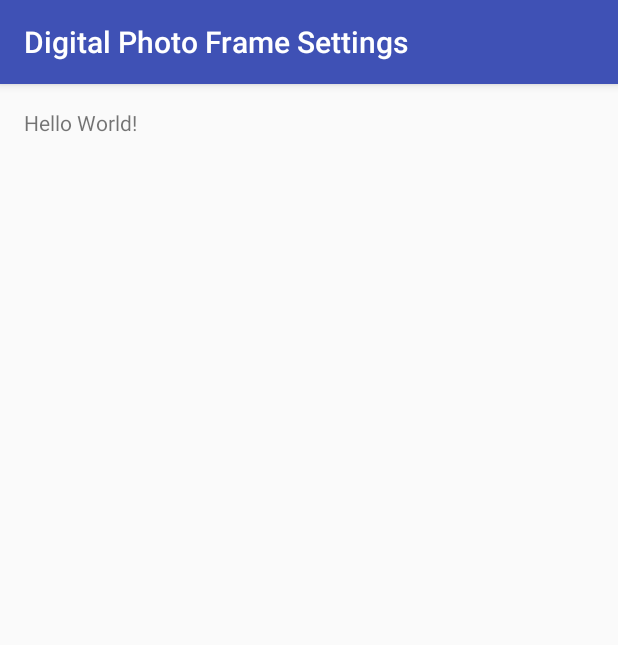
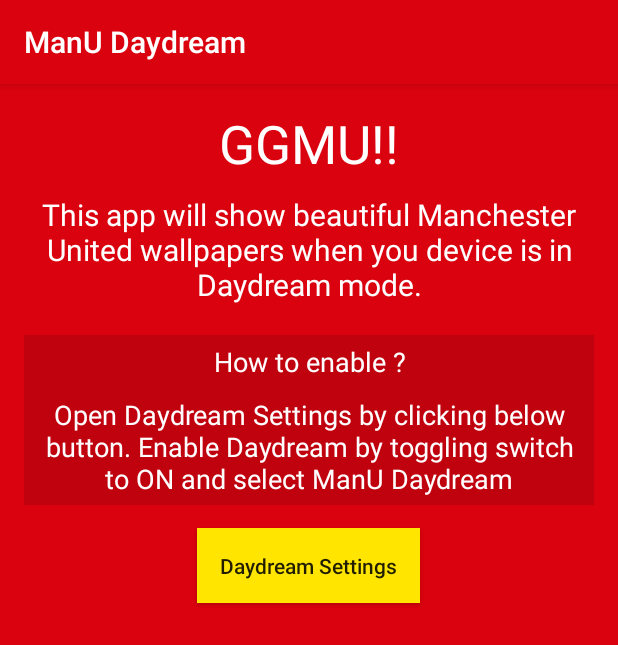
Before and after one commit to jplitza/ManchesterUnitedDaydream, an Android app: the screen it shows after launch (SettingsActivity), on a phone screen of 412 x 824 dp. Shown: the top 645 px of the screen. Run offline under Robolectric (Android 15) with nearby library versions, the phone set to English and light mode, and no system bars.

Commit message:
- tap to open daydream settings - basic ui - string,color changes

```diff
--- a/app/src/main/AndroidManifest.xml
+++ b/app/src/main/AndroidManifest.xml
@@ -34,12 +34,6 @@
                 <category android:name="android.intent.category.DEFAULT" />
             </intent-filter>
 
-
-            <!-- Point to additional information for this dream (optional) -->
-            <!--<meta-data
-                android:name="android.service.dream"
-                android:resource="@xml/photodaydream_settings" />
-               -->
         </service>
     </application>
 
--- a/app/src/main/java/com/rdevs/manchesteruniteddaydream/SettingsActivity.java
+++ b/app/src/main/java/com/rdevs/manchesteruniteddaydream/SettingsActivity.java
@@ -1,7 +1,10 @@
 package com.rdevs.manchesteruniteddaydream;
 
+import android.content.Intent;
 import android.os.Bundle;
+import android.provider.Settings;
 import android.support.v7.app.AppCompatActivity;
+import android.view.View;
 
 
 public class SettingsActivity extends AppCompatActivity  {
@@ -10,5 +13,12 @@ public class SettingsActivity extends AppCompatActivity  {
     protected void onCreate(Bundle savedInstanceState) {
         super.onCreate(savedInstanceState);
         setContentView(R.layout.activity_settings);
+
+        findViewById(R.id.btnSettings).setOnClickListener(new View.OnClickListener() {
+            @Override
+            public void onClick(View v) {
+                startActivity(new Intent(Settings.ACTION_DREAM_SETTINGS));
+            }
+        });
     }
 }
--- a/app/src/main/res/layout/activity_settings.xml
+++ b/app/src/main/res/layout/activity_settings.xml
@@ -1,16 +1,57 @@
 <?xml version="1.0" encoding="utf-8"?>
-<RelativeLayout xmlns:android="http://schemas.android.com/apk/res/android"
-    xmlns:tools="http://schemas.android.com/tools"
+<LinearLayout xmlns:android="http://schemas.android.com/apk/res/android"
     android:layout_width="match_parent"
     android:layout_height="match_parent"
+    android:background="@color/colorPrimary"
+    android:orientation="vertical"
     android:paddingBottom="@dimen/activity_vertical_margin"
     android:paddingLeft="@dimen/activity_horizontal_margin"
     android:paddingRight="@dimen/activity_horizontal_margin"
-    android:paddingTop="@dimen/activity_vertical_margin"
-    >
+    android:paddingTop="@dimen/activity_vertical_margin">
 
     <TextView
+        android:layout_width="match_parent"
+        android:layout_height="wrap_content"
+        android:layout_marginBottom="10dp"
+        android:gravity="center_horizontal"
+        android:text="GGMU!!"
+        android:textColor="@android:color/white"
+        android:textSize="35sp" />
+
+    <TextView
+        style="?attr/titleTextAppearance"
+        android:layout_width="match_parent"
+        android:layout_height="wrap_content"
+        android:layout_marginBottom="20dp"
+        android:gravity="center_horizontal"
+        android:text="This app will show beautiful Manchester United wallpapers when you device is in Daydream mode."
+        android:textColor="@android:color/white"
+        android:textSize="20sp" />
+
+    <TextView android:background="@color/colorPrimaryDark" android:padding="5dp"
+        android:layout_width="match_parent"
+        android:layout_height="wrap_content"
+        android:gravity="center_horizontal"
+        android:text="How to enable ?"
+        android:textColor="@android:color/white"
+        android:textSize="18sp" />
+
+
+    <TextView android:background="@color/colorPrimaryDark" android:padding="5dp"
+        android:layout_width="match_parent"
+        android:layout_height="wrap_content"
+        android:layout_marginBottom="15dp"
+        android:gravity="center_horizontal"
+        android:text="Open Daydream Settings by clicking below button. Enable Daydream by toggling switch to ON and select ManU Daydream"
+        android:textColor="@android:color/white"
+        android:textSize="18sp" />
+
+    <Button android:id="@+id/btnSettings" android:background="@color/colorAccent" android:padding="15dp"
         android:layout_width="wrap_content"
         android:layout_height="wrap_content"
-        android:text="Hello World!" />
-</RelativeLayout>
+        android:layout_gravity="center_horizontal"
+        android:text="Daydream Settings"
+        android:textAllCaps="false" />
+
+
+</LinearLayout>
--- a/app/src/main/res/values/colors.xml
+++ b/app/src/main/res/values/colors.xml
@@ -1,6 +1,6 @@
 <?xml version="1.0" encoding="utf-8"?>
 <resources>
-    <color name="colorPrimary">#3F51B5</color>
-    <color name="colorPrimaryDark">#303F9F</color>
-    <color name="colorAccent">#FF4081</color>
+    <color name="colorPrimary">#DA020E</color>
+    <color name="colorPrimaryDark">#C0020E</color>
+    <color name="colorAccent">#FFE500</color>
 </resources>
--- a/app/src/main/res/values/strings.xml
+++ b/app/src/main/res/values/strings.xml
@@ -1,7 +1,7 @@
 <resources>
     <string name="app_name">ManU Daydream</string>
 
-    <string name="daydream_name">Photo Show</string>
-    <string name="settings_name">Digital Photo Frame Settings</string>
+    <string name="daydream_name">Manchester United Photo Show</string>
+    <string name="settings_name">ManU Daydream</string>
 
 </resources>
```
